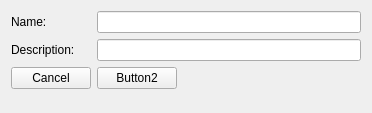
Above: src/gui/UI/ThemeForm.ui from jgastal/plivros before the change. Below: the same form after it.
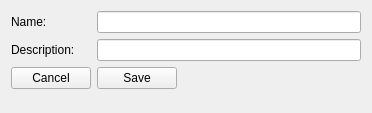
That is the form after the change.

Commit message: “” Improved ThemeForm, it now has a save button. May seem less flexible, but actually it just becomes virtual(which is good, doesn't make sense as it is). AddTheme now only has to implement save method.

Patch:
```diff
--- a/src/gui/UI/ThemeForm.ui
+++ b/src/gui/UI/ThemeForm.ui
@@ -50,7 +50,7 @@
       <enum>Qt::LeftToRight</enum>
      </property>
      <property name="text">
-      <string>Button2</string>
+      <string>Save</string>
      </property>
     </widget>
    </item>
```
Left out of the diff: 2 changed lines with no effect on the pictures. The commit also changes 4 other files.
